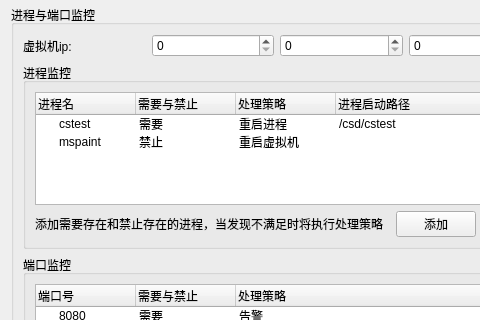
Before: the Qt Designer form view/vmGuiConf.ui in sqq0216/vmSystem, drawn with Qt 5; both pictures show x 0 to 480 and y 91 to 411 of the 683 by 587 pixel window.
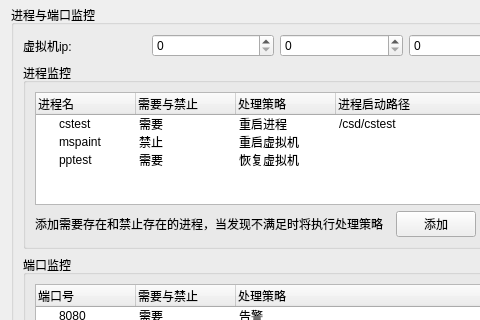
After: the same form once the commit is applied.

Commit message: 完成了配置项删除功能，保存功能出现问题

Patch:
```diff
--- a/view/vmGuiConf.ui
+++ b/view/vmGuiConf.ui
@@ -331,6 +331,17 @@
              <string>重启虚拟机</string>
             </property>
            </item>
+           <item>
+            <property name="text">
+             <string>pptest</string>
+            </property>
+            <property name="text">
+             <string>需要</string>
+            </property>
+            <property name="text">
+             <string>恢复虚拟机</string>
+            </property>
+           </item>
           </widget>
          </item>
         </layout>
```
The commit also changes 2 other files.
